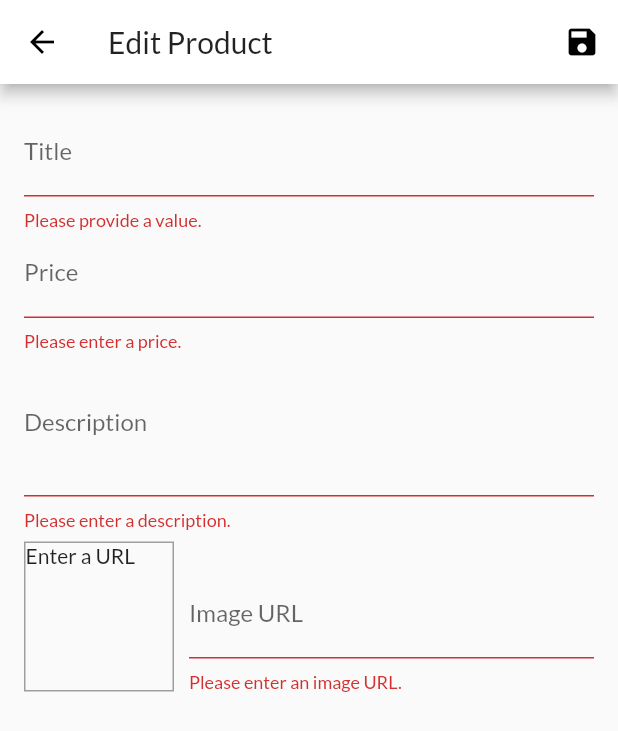
After one commit to guilhermer1307/shop_app, a Flutter app: the EditProductScreen screen opened by its route, after a tap on the "save" icon, on a phone screen of 412 x 824 dp. The commit adds this screen. Shown: the top 731 px of the screen. Run offline on Flutter 3.47's test engine with Material 2 defaults, Android fonts, the phone set to English and light mode, and no system bars; network calls fail.

Commit message:
inputs until 232

```diff
--- a/lib/main.dart
+++ b/lib/main.dart
@@ -1,5 +1,7 @@
 import 'package:flutter/material.dart';
 import 'package:provider/provider.dart';
+import './screens/edit_product_screen.dart';
+import './screens/user_products_screen.dart';
 import './screens/cart_screen.dart';
 import './providers/cart.dart';
 import './screens/products_overview_screen.dart';
@@ -26,6 +28,7 @@ class MyApp extends StatelessWidget {
         ),
       ],
       child: MaterialApp(
+        debugShowCheckedModeBanner: false,
         title: 'MyShop',
         theme: ThemeData(
           primaryColor: Colors.white,
@@ -37,6 +40,8 @@ class MyApp extends StatelessWidget {
           ProductDetailScreen.routeName: (ctx) => ProductDetailScreen(),
           CartScreen.routeName: (ctx) => CartScreen(),
           OrdersScreen.routeName: (ctx) => OrdersScreen(),
+          UserProductsScreen.routeName: (ctx) => UserProductsScreen(),
+          EditProductScreen.routeName: (ctx) => EditProductScreen(),
         },
       ),
     );
--- a/lib/providers/products.dart
+++ b/lib/providers/products.dart
@@ -49,8 +49,30 @@ class Products with ChangeNotifier {
     return _items.firstWhere((prod) => prod.id == id);
   }
 
-  void addProduct() {
-    //_items.add(value);
+  void addProduct(Product product) {
+    final newProduct = Product(
+      title: product.title,
+      description: product.description,
+      price: product.price,
+      imageUrl: product.imageUrl,
+      id: DateTime.now().toString(),
+    );
+    _items.add(newProduct);
+    notifyListeners();
+  }
+
+  void updateProduct(String id, Product newProduct) {
+    final prodIndex = _items.indexWhere((prod) => prod.id == id);
+    if (prodIndex >= 0) {
+      _items[prodIndex] = newProduct;
+      notifyListeners();
+    } else {
+      print('...');
+    }
+  }
+
+  void deleteProduct(String id) {
+    _items.removeWhere((prod) => prod.id == id);
     notifyListeners();
   }
 }
--- /dev/null
+++ b/lib/screens/edit_product_screen.dart
@@ -0,0 +1,267 @@
+import 'package:flutter/material.dart';
+import 'package:provider/provider.dart';
+import '../providers/product.dart';
+import '../providers/products.dart';
+
+class EditProductScreen extends StatefulWidget {
+  static const routeName = '/edit-product';
+  @override
+  _EditProductScreenState createState() => _EditProductScreenState();
+}
+
+class _EditProductScreenState extends State<EditProductScreen> {
+  final _priceFocusNode = FocusNode();
+  final _descriptionFocusNode = FocusNode();
+  final _imageUrlController = TextEditingController();
+  final _imageUrlFocusNode = FocusNode();
+  final _form = GlobalKey<FormState>();
+  var _editedProduct = Product(
+    id: null,
+    title: '',
+    price: 0,
+    description: '',
+    imageUrl: '',
+  );
+
+  var _initValues = {
+    'title': '',
+    'description': '',
+    'price': '',
+    'imageUrl': '',
+  };
+  var _isInit = true;
+
+  @override
+  void initState() {
+    _imageUrlFocusNode.addListener(_updateImageUrl);
+    super.initState();
+  }
+
+  @override
+  void didChangeDependencies() {
+    if (_isInit) {
+      final productId = ModalRoute.of(context).settings.arguments as String;
+      if (productId != null) {
+        _editedProduct =
+            Provider.of<Products>(context, listen: false).findById(productId);
+        _initValues = {
+          'title': _editedProduct.title,
+          'description': _editedProduct.description,
+          'price': _editedProduct.price.toString(),
+          //'imageUrl': _editedProduct.imageUrl,
+        };
+        _imageUrlController.text = _editedProduct.imageUrl;
+      }
+    }
+    _isInit = false;
+    super.didChangeDependencies();
+  }
+
+  @override
+  @override
+  void dispose() {
+    _imageUrlFocusNode.removeListener(_updateImageUrl);
+    _priceFocusNode.dispose();
+    _descriptionFocusNode.dispose();
+    _imageUrlController.dispose();
+    _imageUrlFocusNode.dispose();
+    super.dispose();
+  }
+
+  void _updateImageUrl() {
+    if (!_imageUrlFocusNode.hasFocus) {
+      setState(() {});
+    }
+  }
+
+  void _saveForm() {
+    final isValid = _form.currentState.validate();
+    if (!isValid) {
+      return;
+    } else {
+      _form.currentState.save();
+      if (_editedProduct.id != null) {
+        Provider.of<Products>(context, listen: false)
+            .updateProduct(_editedProduct.id, _editedProduct);
+      } else {
+        Provider.of<Products>(context, listen: false)
+            .addProduct(_editedProduct);
+      }
+      Navigator.of(context).pop();
+    }
+  }
+
+  @override
+  Widget build(BuildContext context) {
+    return Scaffold(
+      appBar: AppBar(
+        title: Text('Edit Product'),
+        actions: <Widget>[
+          IconButton(
+            icon: Icon(Icons.save),
+            onPressed: _saveForm,
+          ),
+        ],
+      ),
+      body: Padding(
+        padding: const EdgeInsets.all(16),
+        child: Form(
+          key: _form,
+          child: ListView(
+            children: <Widget>[
+              TextFormField(
+                initialValue: _initValues['title'],
+                decoration: InputDecoration(labelText: 'Title'),
+                textInputAction: TextInputAction.next,
+                onFieldSubmitted: (_) {
+                  FocusScope.of(context).requestFocus(_priceFocusNode);
+                },
+                validator: (value) {
+                  if (value.isEmpty) {
+                    return 'Please provide a value.';
+                  }
+                  return null;
+                },
+                onSaved: (value) {
+                  _editedProduct = Product(
+                    id: _editedProduct.id,
+                    title: value,
+                    price: _editedProduct.price,
+                    description: _editedProduct.description,
+                    imageUrl: _editedProduct.imageUrl,
+                    isFavorite: _editedProduct.isFavorite,
+                  );
+                },
+              ),
+              TextFormField(
+                initialValue: _initValues['price'],
+                decoration: InputDecoration(labelText: 'Price'),
+                textInputAction: TextInputAction.next,
+                keyboardType: TextInputType.number,
+                focusNode: _priceFocusNode,
+                onFieldSubmitted: (_) {
+                  FocusScope.of(context).requestFocus(_descriptionFocusNode);
+                },
+                validator: (value) {
+                  if (value.isEmpty) {
+                    return 'Please enter a price.';
+                  }
+                  if (double.tryParse(value) == null) {
+                    return 'Please enter a valid number';
+                  }
+                  if (double.parse(value) <= 0) {
+                    return 'Please a enter a number greater than zero.';
+                  }
+                  return null;
+                },
+                onSaved: (value) {
+                  _editedProduct = Product(
+                    id: _editedProduct.id,
+                    title: _editedProduct.title,
+                    price: double.parse(value),
+                    description: _editedProduct.description,
+                    imageUrl: _editedProduct.imageUrl,
+                    isFavorite: _editedProduct.isFavorite,
+                  );
+                },
+              ),
+              TextFormField(
+                initialValue: _initValues['description'],
+                decoration: InputDecoration(labelText: 'Description'),
+                maxLines: 3,
+                keyboardType: TextInputType.multiline,
+                focusNode: _descriptionFocusNode,
+                validator: (value) {
+                  if (value.isEmpty) {
+                    return 'Please enter a description.';
+                  }
+                  if (value.length < 10) {
+                    return 'Should be at least 10 characyers long.';
+                  }
+                  return null;
+                },
+                onSaved: (value) {
+                  _editedProduct = Product(
+                    id: _editedProduct.id,
+                    title: _editedProduct.title,
+                    price: _editedProduct.price,
+                    description: value,
+                    imageUrl: _editedProduct.imageUrl,
+                    isFavorite: _editedProduct.isFavorite,
+                  );
+                },
+              ),
+              Row(
+                crossAxisAlignment: CrossAxisAlignment.end,
+                children: <Widget>[
+                  Container(
+                    width: 100,
+                    height: 100,
+                    margin: EdgeInsets.only(
+                      top: 8,
+                      right: 10,
+                    ),
+                    decoration: BoxDecoration(
+                      border: Border.all(
+                        width: 1,
+                        color: Colors.grey,
+                      ),
+                    ),
+                    child: _imageUrlController.text.isEmpty
+                        ? Text('Enter a URL')
+                        : FittedBox(
+                            child: Image.network(
+                              _imageUrlController.text,
+                              fit: BoxFit.cover,
+                            ),
+                          ),
+                  ),
+                  Expanded(
+                    child: TextFormField(
+                      decoration: InputDecoration(labelText: 'Image URL'),
+                      keyboardType: TextInputType.url,
+                      textInputAction: TextInputAction.done,
+                      controller: _imageUrlController,
+                      focusNode: _imageUrlFocusNode,
+                      onFieldSubmitted: (_) {
+                        _saveForm();
+                      },
+                      onEditingComplete: () {
+                        setState(() {});
+                      },
+                      validator: (value) {
+                        if (value.isEmpty) {
+                          return 'Please enter an image URL.';
+                        }
+                        // if (value.startsWith('http') ||
+                        //     value.startsWith('https')) {
+                        //   return 'Please enter a valid URL';
+                        // }
+                        // if (!value.endsWith('.png') &&
+                        //     !value.endsWith('.jpg') &&
+                        //     !value.endsWith('.jpeg')) {
+                        //   return 'Please enter a valid image URL';
+                        // }
+                        return null;
+                      },
+                      onSaved: (value) {
+                        _editedProduct = Product(
+                          id: _editedProduct.id,
+                          title: _editedProduct.title,
+                          price: _editedProduct.price,
+                          description: _editedProduct.description,
+                          imageUrl: value,
+                          isFavorite: _editedProduct.isFavorite,
+                        );
+                      },
+                    ),
+                  ),
+                ],
+              ),
+            ],
+          ),
+        ),
+      ),
+    );
+  }
+}
--- a/lib/widgets/app_drawer.dart
+++ b/lib/widgets/app_drawer.dart
@@ -1,4 +1,5 @@
 import 'package:flutter/material.dart';
+import '../screens/user_products_screen.dart';
 import '../screens/orders_screen.dart';
 
 class AppDrawer extends StatelessWidget {
@@ -27,6 +28,14 @@ class AppDrawer extends StatelessWidget {
                   .pushReplacementNamed(OrdersScreen.routeName);
             },
           ),
+          ListTile(
+            leading: Icon(Icons.edit),
+            title: Text('Manage Products'),
+            onTap: () {
+              Navigator.of(context)
+                  .pushReplacementNamed(UserProductsScreen.routeName);
+            },
+          ),
         ],
       ),
     );
```
Also changed, not shown: lib/providers/cart.dart (+19 -0 lines), lib/screens/user_products_screen.dart (added, +47 -0 lines), lib/widgets/cart_item.dart (+23 -0 lines), lib/widgets/product_item.dart (+15 -0 lines), lib/widgets/user_product_item.dart (added, +44 -0 lines).
